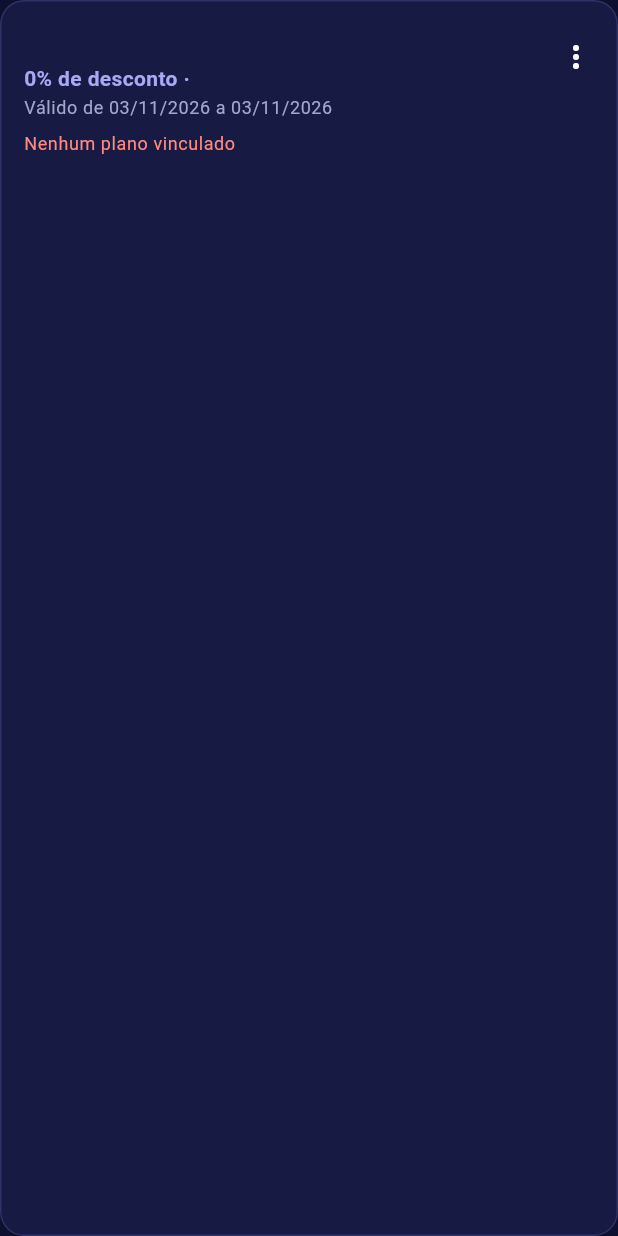
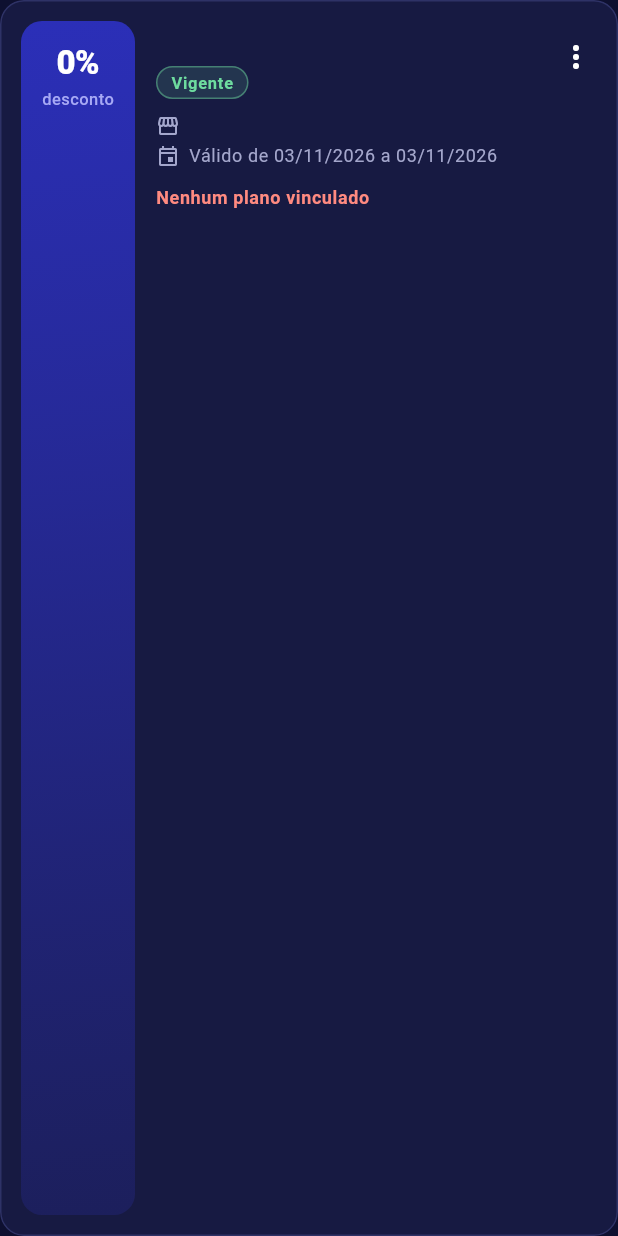
Before and after one commit to CaminiJulia/HADS_JuliaVeiga_MembroPass, a Flutter app: the _CartaoBeneficio widget shown alone on an empty page, opened directly with empty values, on a phone screen of 412 x 824 dp. Run offline on Flutter 3.47's test engine with Material 3 defaults, Android fonts, the phone set to English and light mode, and no system bars; our stand-ins replace flutter_colorpicker, flutter_svg, image_picker; network calls fail.

Commit message:
style(app): benefícios em cartões de cupom
- Selo do desconto em destaque ("15%", "R$ 50") à esquerda
- Situação da vigência em selo colorido (Vigente, Em breve, Encerrado)
- Parceiro e validade com ícones; planos com direito em etiquetas com a
  cor de cada plano
- Contagem de benefícios e vigentes no topo e nota sobre o que o membro vê

Co-Authored-By: Claude Opus 5.5 <noreply@anthropic.com>

```diff
--- a/app/lib/features/beneficios/domain/beneficio.dart
+++ b/app/lib/features/beneficios/domain/beneficio.dart
@@ -42,10 +42,12 @@ class Beneficio {
 
   final List<String> planoIds;
 
-  /// "15% de desconto" ou "R$ 50,00 de desconto"
-  String get descricaoDesconto => tipoDesconto == TipoDesconto.percentual
-      ? '${_semZeros(valorDesconto)}% de desconto'
-      : '${Moeda.formatar(valorDesconto)} de desconto';
+  /// Valor curto para o selo do cupom: "15%", "12,5%", "R\$ 50" ou "R\$ 12,50".
+  String get valorCurto {
+    if (tipoDesconto == TipoDesconto.percentual) return '${_semZeros(valorDesconto)}%';
+    final inteiro = valorDesconto == valorDesconto.roundToDouble();
+    return inteiro ? 'R\$ ${valorDesconto.toStringAsFixed(0)}' : Moeda.formatar(valorDesconto);
+  }
 
   /// Situação da vigência em relação a [hoje].
   SituacaoVigencia situacao(DateTime hoje) {
@@ -64,8 +66,9 @@ class Beneficio {
     return 'Sem prazo de validade';
   }
 
-  static String _semZeros(double v) =>
-      v == v.roundToDouble() ? v.toStringAsFixed(0) : v.toStringAsFixed(2).replaceAll('.', ',');
+  static String _semZeros(double v) => v == v.roundToDouble()
+      ? v.toStringAsFixed(0)
+      : v.toStringAsFixed(2).replaceAll(RegExp(r'0$'), '').replaceAll('.', ',');
 }
 
 enum SituacaoVigencia { vigente, futuro, encerrado }
--- a/app/lib/features/beneficios/presentation/tela_beneficios.dart
+++ b/app/lib/features/beneficios/presentation/tela_beneficios.dart
@@ -6,6 +6,7 @@ import '../../../core/tema/cores.dart';
 import '../../../core/widgets/componentes.dart';
 import '../../planos/domain/plano.dart';
 import '../../planos/domain/planos_repositorio.dart';
+import '../../planos/presentation/cor_plano.dart';
 import '../domain/beneficio.dart';
 import '../domain/beneficios_repositorio.dart';
 import 'tela_formulario_beneficio.dart';
@@ -34,10 +35,7 @@ class _TelaBeneficiosState extends State<TelaBeneficios> {
   Future<void> _carregar() async {
     setState(() => _erro = null);
     try {
-      final (beneficios, planos) = await (
-        _repositorio.listar(),
-        context.read<PlanosRepositorio>().listar(),
-      ).wait;
+      final (beneficios, planos) = await (_repositorio.listar(), context.read<PlanosRepositorio>().listar()).wait;
       if (mounted) {
         setState(() {
           _beneficios = beneficios;
@@ -52,7 +50,9 @@ class _TelaBeneficiosState extends State<TelaBeneficios> {
 
   Future<void> _abrirFormulario([Beneficio? beneficio]) async {
     final salvo = await Navigator.of(context).push<Beneficio>(
-      MaterialPageRoute(builder: (_) => TelaFormularioBeneficio(beneficio: beneficio, planos: _planos)),
+      MaterialPageRoute(
+        builder: (_) => TelaFormularioBeneficio(beneficio: beneficio, planos: _planos),
+      ),
     );
     if (salvo == null || !mounted) return;
     avisar(context, beneficio == null ? 'Benefício "${salvo.nome}" criado.' : 'Benefício "${salvo.nome}" atualizado.');
@@ -103,38 +103,66 @@ class _TelaBeneficiosState extends State<TelaBeneficios> {
       );
     }
 
-    final nomesPlanos = {for (final p in _planos) p.id: p.nome};
+    final planos = {for (final p in _planos) p.id: p};
     final hoje = Datas.hoje();
+    final vigentes = beneficios.where((b) => b.situacao(hoje) == SituacaoVigencia.vigente).length;
+    final texto = Theme.of(context).textTheme;
+
     return RefreshIndicator(
       onRefresh: _carregar,
-      child: ListView.separated(
-        padding: const EdgeInsets.fromLTRB(16, 16, 16, 96),
-        itemCount: beneficios.length,
-        separatorBuilder: (_, _) => const SizedBox(height: 12),
-        itemBuilder: (context, i) => _CartaoBeneficio(
-          beneficio: beneficios[i],
-          situacao: beneficios[i].situacao(hoje),
-          nomesPlanos: [for (final id in beneficios[i].planoIds) ?nomesPlanos[id]],
-          aoEditar: () => _abrirFormulario(beneficios[i]),
-          aoExcluir: () => _excluir(beneficios[i]),
+      child: Align(
+        alignment: Alignment.topCenter,
+        child: ConstrainedBox(
+          constraints: const BoxConstraints(maxWidth: 760),
+          child: ListView(
+            padding: const EdgeInsets.fromLTRB(16, 8, 16, 96),
+            children: [
+              Padding(
+                padding: const EdgeInsets.fromLTRB(4, 4, 4, 12),
+                child: Text(
+                  '${beneficios.length} ${beneficios.length == 1 ? 'benefício' : 'benefícios'} · '
+                  '$vigentes ${vigentes == 1 ? 'vigente' : 'vigentes'}',
+                  style: texto.labelMedium?.copyWith(color: Cores.textoSecundario),
+                ),
+              ),
+              for (final b in beneficios)
+                Padding(
+                  padding: const EdgeInsets.only(bottom: 12),
+                  child: _CartaoBeneficio(
+                    beneficio: b,
+                    situacao: b.situacao(hoje),
+                    planos: [for (final id in b.planoIds) ?planos[id]],
+                    aoEditar: () => _abrirFormulario(b),
+                    aoExcluir: () => _excluir(b),
+                  ),
+                ),
+              const SizedBox(height: 4),
+              const CaixaInfo(
+                'Cada membro vê, no app, os benefícios vigentes do plano dele. '
+                'Benefícios encerrados ou ainda não iniciados ficam ocultos.',
+              ),
+            ],
+          ),
         ),
       ),
     );
   }
 }
 
+/// Cartão no estilo de cupom: selo do desconto à esquerda e, ao lado,
+/// nome, situação, parceiro, validade e os planos com direito.
 class _CartaoBeneficio extends StatelessWidget {
   const _CartaoBeneficio({
     required this.beneficio,
     required this.situacao,
-    required this.nomesPlanos,
+    required this.planos,
     required this.aoEditar,
     required this.aoExcluir,
   });
 
   final Beneficio beneficio;
   final SituacaoVigencia situacao;
-  final List<String> nomesPlanos;
+  final List<Plano> planos;
   final VoidCallback aoEditar;
   final VoidCallback aoExcluir;
 
@@ -147,49 +175,30 @@ class _CartaoBeneficio extends StatelessWidget {
       aoTocar: aoEditar,
       esmaecido: situacao == SituacaoVigencia.encerrado,
       child: Padding(
-        padding: const EdgeInsets.fromLTRB(16, 14, 4, 14),
+        padding: const EdgeInsets.fromLTRB(14, 14, 4, 14),
         child: Row(
           crossAxisAlignment: CrossAxisAlignment.start,
           children: [
+            _SeloDesconto(beneficio),
+            const SizedBox(width: 14),
             Expanded(
               child: Column(
                 crossAxisAlignment: CrossAxisAlignment.start,
                 children: [
-                  Row(
-                    children: [
-                      Flexible(
-                        child: Text(
-                          beneficio.nome,
-                          overflow: TextOverflow.ellipsis,
-                          style: texto.titleMedium?.copyWith(fontWeight: FontWeight.w700, color: Cores.tinta),
-                        ),
-                      ),
-                      if (situacao == SituacaoVigencia.encerrado) ...[
-                        const SizedBox(width: 8),
-                        const Selo('Encerrado'),
-                      ] else if (situacao == SituacaoVigencia.futuro) ...[
-                        const SizedBox(width: 8),
-                        const Selo('Em breve'),
-                      ],
-                    ],
-                  ),
-                  const SizedBox(height: 4),
-                  Text(
-                    parceiro == null ? beneficio.descricaoDesconto : '${beneficio.descricaoDesconto} · $parceiro',
-                    style: texto.bodyMedium?.copyWith(color: Cores.primaria, fontWeight: FontWeight.w600),
-                  ),
-                  const SizedBox(height: 2),
-                  Text(
-                    beneficio.descricaoVigencia,
-                    style: texto.bodySmall?.copyWith(color: Cores.textoSecundario),
-                  ),
+                  Text(beneficio.nome, style: texto.titleMedium?.copyWith(fontWeight: FontWeight.w700)),
+                  const SizedBox(height: 6),
+                  _SeloVigencia(situacao),
+                  const SizedBox(height: 10),
+                  if (parceiro != null) _Detalhe(icone: Icons.storefront_outlined, texto: parceiro),
+                  _Detalhe(icone: Icons.event_outlined, texto: beneficio.descricaoVigencia),
                   const SizedBox(height: 8),
-                  Text(
-                    nomesPlanos.isEmpty ? 'Nenhum plano vinculado' : 'Planos: ${nomesPlanos.join(', ')}',
-                    style: texto.bodySmall?.copyWith(
-                      color: nomesPlanos.isEmpty ? Cores.erro : Cores.textoSecundario,
-                    ),
-                  ),
+                  if (planos.isEmpty)
+                    Text(
+                      'Nenhum plano vinculado',
+                      style: texto.bodySmall?.copyWith(color: Cores.erro, fontWeight: FontWeight.w600),
+                    )
+                  else
+                    Wrap(spacing: 6, runSpacing: 6, children: [for (final p in planos) _EtiquetaPlano(p)]),
                 ],
               ),
             ),
@@ -207,3 +216,115 @@ class _CartaoBeneficio extends StatelessWidget {
     );
   }
 }
+
+/// O desconto em destaque, como num cupom: "15%" ou "R\$ 50".
+class _SeloDesconto extends StatelessWidget {
+  const _SeloDesconto(this.beneficio);
+
+  final Beneficio beneficio;
+
+  @override
+  Widget build(BuildContext context) {
+    final texto = Theme.of(context).textTheme;
+    return Container(
+      width: 76,
+      padding: const EdgeInsets.symmetric(vertical: 14, horizontal: 6),
+      decoration: BoxDecoration(
+        gradient: const LinearGradient(
+          begin: Alignment.topLeft,
+          end: Alignment.bottomRight,
+          colors: [Cores.marca, Cores.marcaEscura],
+        ),
+        borderRadius: BorderRadius.circular(14),
+      ),
+      child: Column(
+        children: [
+          FittedBox(
+            fit: BoxFit.scaleDown,
+            child: Text(
+              beneficio.valorCurto,
+              style: texto.titleLarge?.copyWith(color: Colors.white, fontWeight: FontWeight.w800, letterSpacing: -0.5),
+            ),
+          ),
+          const SizedBox(height: 2),
+          Text('desconto', style: texto.labelSmall?.copyWith(color: Cores.lilas, letterSpacing: 0.3)),
+        ],
+      ),
+    );
+  }
+}
+
+class _SeloVigencia extends StatelessWidget {
+  const _SeloVigencia(this.situacao);
+
+  final SituacaoVigencia situacao;
+
+  @override
+  Widget build(BuildContext context) {
+    final (rotulo, cor) = switch (situacao) {
+      SituacaoVigencia.vigente => ('Vigente', Cores.sucesso),
+      SituacaoVigencia.futuro => ('Em breve', Cores.alerta),
+      SituacaoVigencia.encerrado => ('Encerrado', Cores.textoSecundario),
+    };
+    return Container(
+      padding: const EdgeInsets.symmetric(horizontal: 9, vertical: 2),
+      decoration: BoxDecoration(
+        color: cor.withValues(alpha: 0.14),
+        borderRadius: BorderRadius.circular(20),
+        border: Border.all(color: cor.withValues(alpha: 0.45)),
+      ),
+      child: Text(
+        rotulo,
+        style: Theme.of(context).textTheme.labelSmall?.copyWith(color: cor, fontWeight: FontWeight.w700),
+      ),
+    );
+  }
+}
+
+class _Detalhe extends StatelessWidget {
+  const _Detalhe({required this.icone, required this.texto});
+
+  final IconData icone;
+  final String texto;
+
+  @override
+  Widget build(BuildContext context) {
+    return Padding(
+      padding: const EdgeInsets.only(bottom: 4),
+      child: Row(
+        children: [
+          Icon(icone, size: 16, color: Cores.textoSecundario),
+          const SizedBox(width: 6),
+          Expanded(child: Text(texto, style: Theme.of(context).textTheme.bodySmall)),
+        ],
+      ),
+    );
+  }
+}
+
+/// Plano com direito ao benefício, com o ponto na cor do plano.
+class _EtiquetaPlano extends StatelessWidget {
+  const _EtiquetaPlano(this.plano);
+
+  final Plano plano;
+
+  @override
+  Widget build(BuildContext context) {
+    return Container(
+      padding: const EdgeInsets.symmetric(horizontal: 8, vertical: 3),
+      decoration: BoxDecoration(
+        color: Cores.fundo,
+        borderRadius: BorderRadius.circular(8),
+        border: Border.all(color: Cores.borda),
+      ),
+      child: Row(
+        mainAxisSize: MainAxisSize.min,
+        children: [
+          PontoCorPlano(plano.cor, tamanho: 7),
+          const SizedBox(width: 5),
+          Text(plano.nome, style: Theme.of(context).textTheme.labelSmall?.copyWith(color: Cores.tinta)),
+        ],
+      ),
+    );
+  }
+}
```
Also changed, not shown: app/lib/features/beneficios/presentation/tela_formulario_beneficio.dart (+2 -7 lines), app/lib/features/beneficios/data/beneficios_repositorio_mock.dart (indentation only), 1 other file. Lines whose indentation alone changed are shown as unchanged.
